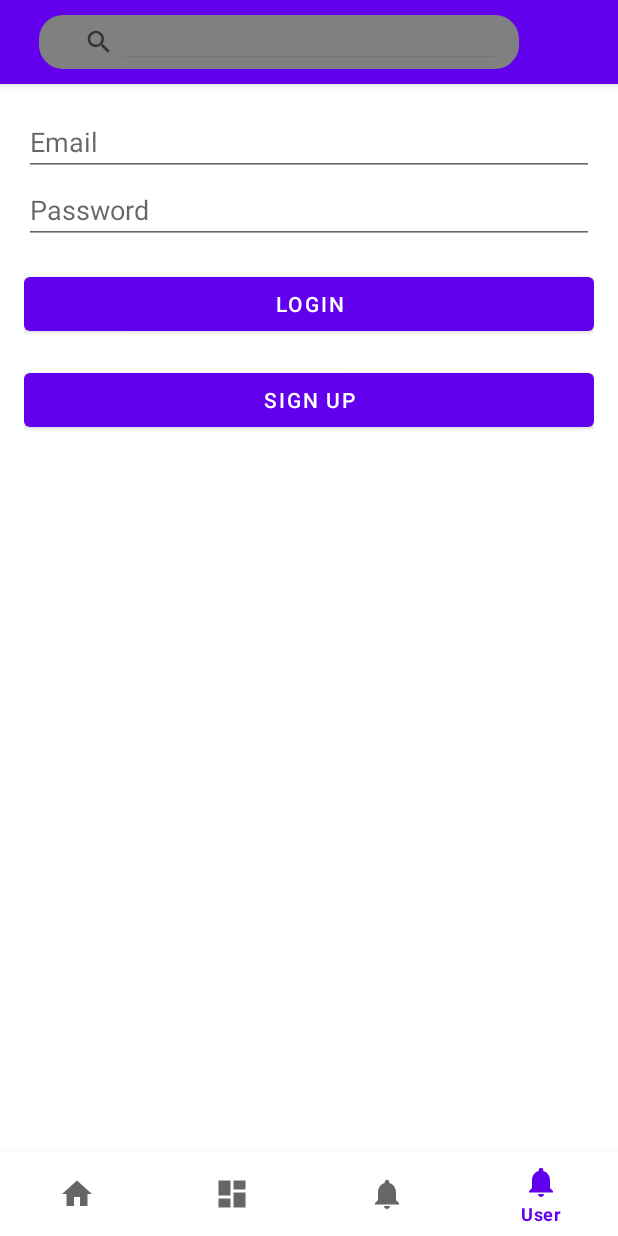
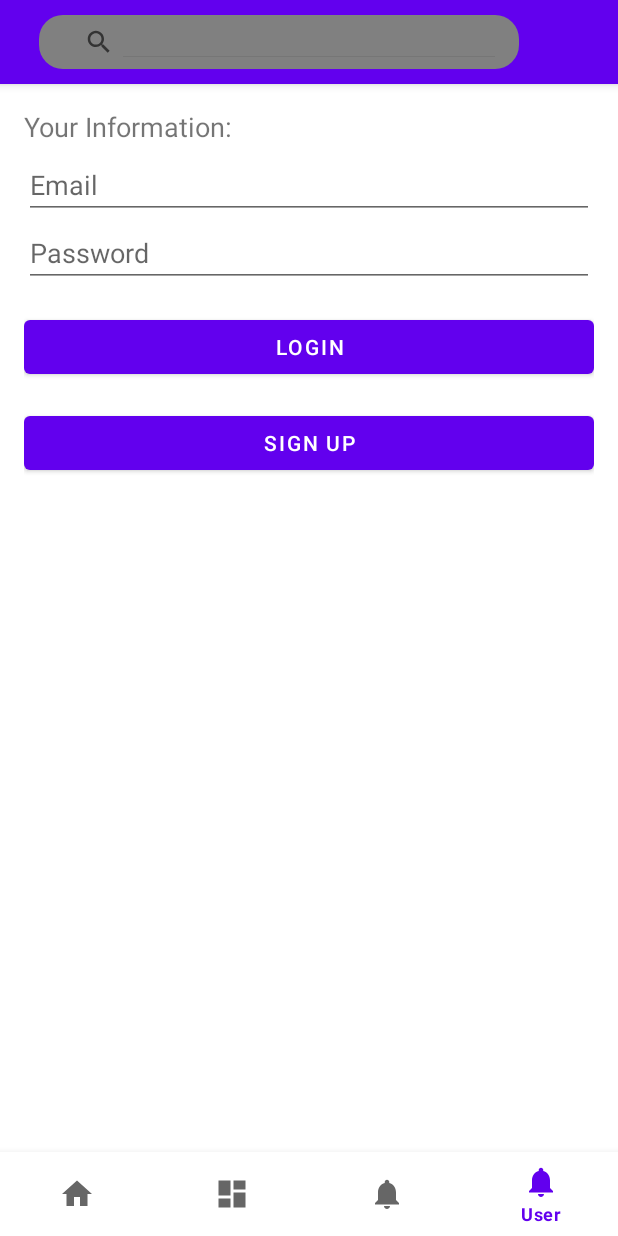
Before and after one commit to hrvojemastelic/petme, an Android app: the screen it shows after launch (MainActivity), item 4 of the bottom bar chosen, on a phone screen of 412 x 824 dp. Run offline under Robolectric (Android 15) with nearby library versions, the light colour scheme and no system bars; our stand-ins replace Firebase (no records; nobody signed in at launch, a user with empty details on screens opened directly), navigation-ui.

Commit message:
Added more info in user fragment about user

```diff
--- a/app/src/main/java/com/example/petme/ui/user/UserFragment.kt
+++ b/app/src/main/java/com/example/petme/ui/user/UserFragment.kt
@@ -2,6 +2,7 @@ package com.example.petme.ui.user
 
 import android.content.Intent
 import android.os.Bundle
+import android.util.Log
 import android.view.LayoutInflater
 import android.view.View
 import android.view.ViewGroup
@@ -63,6 +64,18 @@ class UserFragment : Fragment() {
             binding.emailTextView.visibility = if (email.isNullOrEmpty()) View.GONE else View.VISIBLE
         }
 
+        // Observe username changes
+        authViewModel.phoneNumbar.observe(viewLifecycleOwner) { phoneNumbar ->
+            Log.d("jebimaterviše",phoneNumbar.toString())
+            binding.phoneTextView.text = phoneNumbar.toString()
+            binding.phoneTextView.visibility = if (phoneNumbar.toString().isNullOrEmpty()) View.GONE else View.VISIBLE
+        }
+        // Observe username changes
+        authViewModel.address.observe(viewLifecycleOwner) { address ->
+            binding.addressTextView.text = address
+            binding.addressTextView.visibility = if (address.isNullOrEmpty()) View.GONE else View.VISIBLE
+        }
+
         // Set up login button
         binding.loginButton.setOnClickListener {
            if(binding.emailEditText.text.toString().trim().isNotEmpty() && binding.passwordEditText.text.toString().trim().isNotEmpty() )
@@ -113,7 +126,8 @@ class UserFragment : Fragment() {
         binding.myads.visibility = View.VISIBLE
         binding.settings.visibility = View.VISIBLE
         binding.addad.visibility = View.VISIBLE
-
+        binding.usernameTextView.visibility = View.VISIBLE
+        binding.emailTextView.visibility = View.VISIBLE
         // Update UI with username and email
         updateUI()
     }
--- a/app/src/main/java/com/example/petme/ui/user/auth/AuthViewModel.kt
+++ b/app/src/main/java/com/example/petme/ui/user/auth/AuthViewModel.kt
@@ -15,6 +15,12 @@ class AuthViewModel : ViewModel() {
 
     private val _email = MutableLiveData<String>()
     val email: LiveData<String> get() = _email
+
+    private val _phoneNumbar = MutableLiveData<String>()
+    val phoneNumbar: LiveData<String> get() = _phoneNumbar
+
+    private val _address = MutableLiveData<String>()
+    val address: LiveData<String> get() = _address
 
     private val firebaseAuth: FirebaseAuth = FirebaseAuth.getInstance()
     private val firestore: FirebaseFirestore = FirebaseFirestore.getInstance()
@@ -40,6 +46,8 @@ class AuthViewModel : ViewModel() {
                     if (document != null && document.exists()) {
                         _username.value = document.getString("username")
                         _email.value = document.getString("email")
+                        _phoneNumbar.value = document.getString("phoneNumber")
+                        _address.value = document.getString("address")
                     }
                 }
         }
--- a/app/src/main/res/layout/fragment_user.xml
+++ b/app/src/main/res/layout/fragment_user.xml
@@ -6,6 +6,15 @@
     android:orientation="vertical"
     android:padding="16dp">
 
+    <TextView
+        android:id="@+id/yourInfo"
+        android:layout_width="wrap_content"
+        android:layout_height="wrap_content"
+        android:text="Your Information:"
+        android:textSize="18dp"
+        android:layout_gravity="left"
+        android:paddingBottom="4dp" />
+
     <!-- Username TextView -->
     <TextView
         android:id="@+id/usernameTextView"
@@ -13,7 +22,7 @@
         android:layout_height="wrap_content"
         android:text=""
         android:visibility="gone"
-        android:layout_gravity="center_horizontal"
+        android:layout_gravity="left"
         android:paddingBottom="4dp" />
 
     <!-- Email TextView -->
@@ -23,7 +32,25 @@
         android:layout_height="wrap_content"
         android:text=""
         android:visibility="gone"
-        android:layout_gravity="center_horizontal"
+        android:layout_gravity="left"
+        android:paddingBottom="16dp" />
+
+    <TextView
+        android:id="@+id/phoneTextView"
+        android:layout_width="wrap_content"
+        android:layout_height="wrap_content"
+        android:text=""
+        android:visibility="gone"
+        android:layout_gravity="left"
+        android:paddingBottom="16dp" />
+
+    <TextView
+        android:id="@+id/addressTextView"
+        android:layout_width="wrap_content"
+        android:layout_height="wrap_content"
+        android:text=""
+        android:visibility="gone"
+        android:layout_gravity="left"
         android:paddingBottom="16dp" />
 
     <!-- Login Form -->
```
